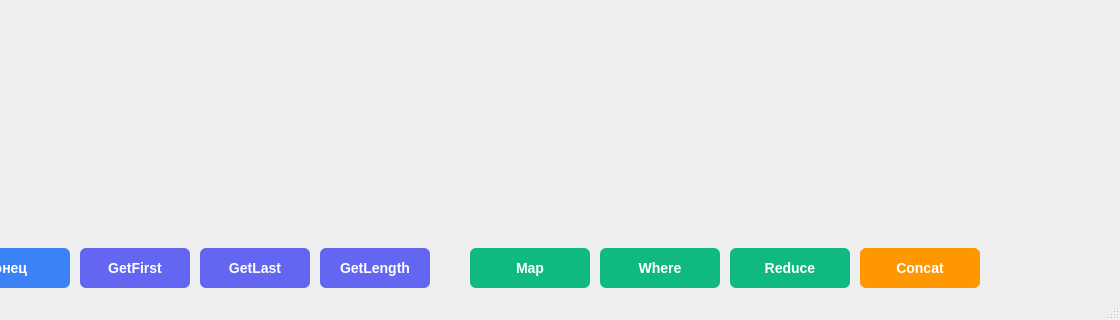
Old version of the form src/gui/sequencewindow.ui in the repository draizyyy/laba2; both pictures show x 230 to 1350 and y 530 to 850 of the 1350 by 850 pixel window.
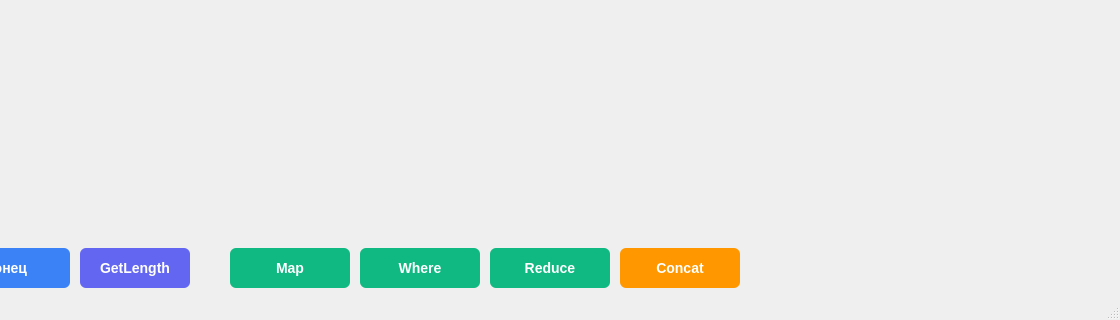
New version of the form.

```diff
--- a/src/gui/sequencewindow.ui
+++ b/src/gui/sequencewindow.ui
@@ -122,38 +122,6 @@
         </property>
        </widget>
       </item>
-      <item>
-       <widget class="QPushButton" name="pushButtonGetFirst">
-        <property name="minimumSize">
-         <size>
-          <width>110</width>
-          <height>40</height>
-         </size>
-        </property>
-        <property name="styleSheet">
-         <string notr="true">QPushButton { background-color: #6366f1; color: white; border-radius: 6px; font-weight: 500; font-size: 14px; } QPushButton:hover { background-color: #4f46e5; }</string>
-        </property>
-        <property name="text">
-         <string>GetFirst</string>
-        </property>
-       </widget>
-      </item>
-      <item>
-       <widget class="QPushButton" name="pushButtonGetLast">
-        <property name="minimumSize">
-         <size>
-          <width>110</width>
-          <height>40</height>
-         </size>
-        </property>
-        <property name="styleSheet">
-         <string notr="true">QPushButton { background-color: #6366f1; color: white; border-radius: 6px; font-weight: 500; font-size: 14px; } QPushButton:hover { background-color: #4f46e5; }</string>
-        </property>
-        <property name="text">
-         <string>GetLast</string>
-        </property>
-       </widget>
-      </item>
       <item>
        <widget class="QPushButton" name="pushButtonGetLength">
         <property name="minimumSize">
```
Left out of the diff: 2 changed lines with no effect on the pictures.
